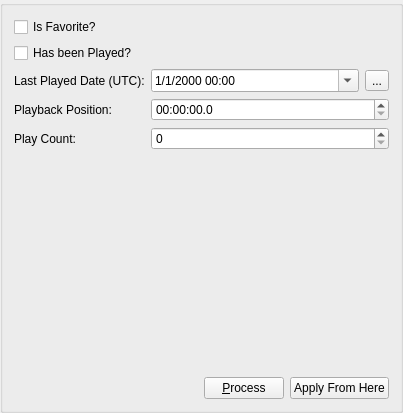
towel42-com/EmbySync, file UI/MediaDataWidget.ui: the form before one commit.
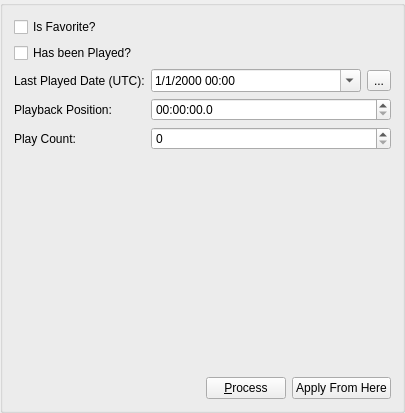
The form after the commit. Icons and pictures are not drawn.

What changed in the file:
```diff
--- a/UI/MediaDataWidget.ui
+++ b/UI/MediaDataWidget.ui
@@ -6,7 +6,7 @@
    <rect>
     <x>0</x>
     <y>0</y>
-    <width>403</width>
+    <width>405</width>
     <height>413</height>
    </rect>
   </property>
```
Left out of the diff: 9 changed lines with no effect on the pictures.
